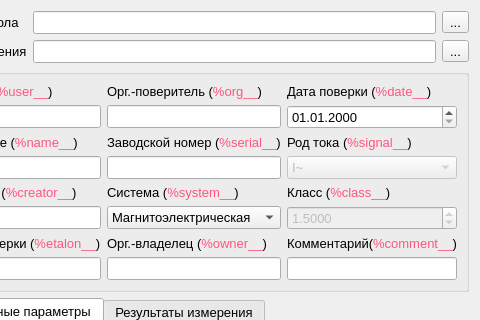
The window that ui/create_protocol_form.ui (irsural/calibrator_pc) describes before a commit, drawn with Qt 5; both pictures show x 106 to 586 and y 0 to 320 of the 586 by 457 pixel window.
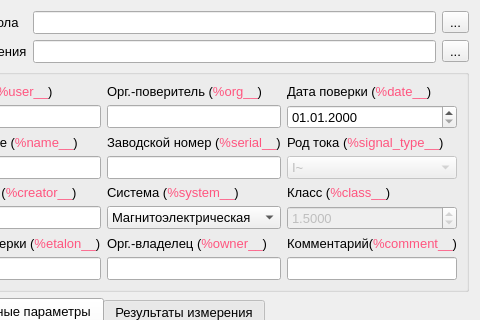
The same window after the commit.

Diff of the .ui file:
```diff
--- a/ui/create_protocol_form.ui
+++ b/ui/create_protocol_form.ui
@@ -252,7 +252,7 @@
             <enum>Qt::CustomContextMenu</enum>
            </property>
            <property name="text">
-            <string>&lt;html&gt;&lt;head/&gt;&lt;body&gt;&lt;p&gt;Род тока (&lt;span style=&quot; color:#ff557f;&quot;&gt;%signal__&lt;/span&gt;)&lt;/p&gt;&lt;/body&gt;&lt;/html&gt;</string>
+            <string>&lt;html&gt;&lt;head/&gt;&lt;body&gt;&lt;p&gt;Род тока (&lt;span style=&quot; color:#ff557f;&quot;&gt;%signal_type__&lt;/span&gt;)&lt;/p&gt;&lt;/body&gt;&lt;/html&gt;</string>
            </property>
           </widget>
          </item>
```
